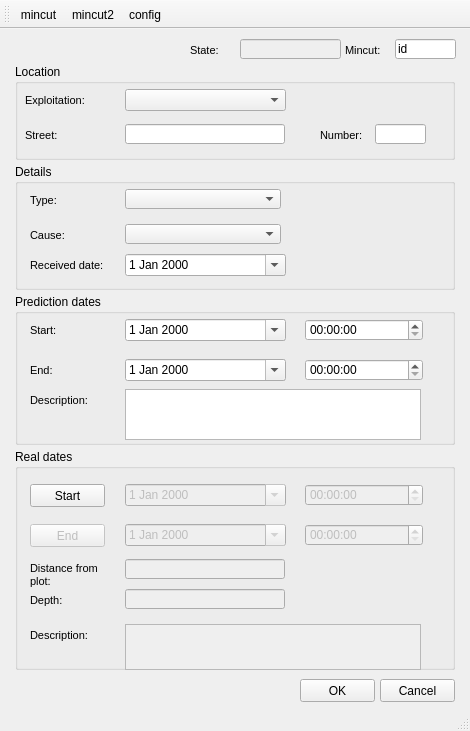
The window that ui/mincut.ui (Giswater/giswater_qgis_plugin) describes before a commit, drawn with Qt 5.
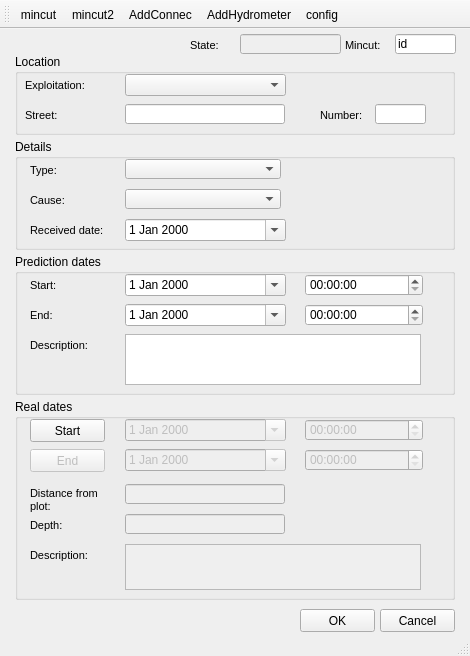
The same window after the commit. Icons and pictures are not drawn.

Diff of the .ui file:
```diff
--- a/ui/mincut.ui
+++ b/ui/mincut.ui
@@ -7,7 +7,7 @@
     <x>0</x>
     <y>0</y>
     <width>470</width>
-    <height>731</height>
+    <height>656</height>
    </rect>
   </property>
   <property name="windowTitle">
@@ -18,7 +18,7 @@
     <property name="geometry">
      <rect>
       <x>345</x>
-      <y>10</y>
+      <y>5</y>
       <width>51</width>
       <height>22</height>
      </rect>
@@ -54,7 +54,7 @@
     <property name="geometry">
      <rect>
       <x>395</x>
-      <y>10</y>
+      <y>5</y>
       <width>61</width>
       <height>20</height>
      </rect>
@@ -67,9 +67,9 @@
     <property name="geometry">
      <rect>
       <x>15</x>
-      <y>35</y>
+      <y>25</y>
       <width>440</width>
-      <height>96</height>
+      <height>81</height>
      </rect>
     </property>
     <property name="title">
@@ -79,7 +79,7 @@
      <property name="geometry">
       <rect>
        <x>360</x>
-       <y>60</y>
+       <y>50</y>
        <width>51</width>
        <height>20</height>
       </rect>
@@ -92,7 +92,7 @@
      <property name="geometry">
       <rect>
        <x>10</x>
-       <y>60</y>
+       <y>50</y>
        <width>90</width>
        <height>22</height>
       </rect>
@@ -128,7 +128,7 @@
      <property name="geometry">
       <rect>
        <x>305</x>
-       <y>60</y>
+       <y>50</y>
        <width>51</width>
        <height>22</height>
       </rect>
@@ -164,7 +164,7 @@
      <property name="geometry">
       <rect>
        <x>110</x>
-       <y>60</y>
+       <y>50</y>
        <width>160</width>
        <height>20</height>
       </rect>
@@ -177,7 +177,7 @@
      <property name="geometry">
       <rect>
        <x>10</x>
-       <y>25</y>
+       <y>20</y>
        <width>90</width>
        <height>22</height>
       </rect>
@@ -213,7 +213,7 @@
      <property name="geometry">
       <rect>
        <x>110</x>
-       <y>25</y>
+       <y>20</y>
        <width>161</width>
        <height>22</height>
       </rect>
@@ -224,9 +224,9 @@
     <property name="geometry">
      <rect>
       <x>15</x>
-      <y>265</y>
+      <y>225</y>
       <width>440</width>
-      <height>151</height>
+      <height>141</height>
      </rect>
     </property>
     <property name="title">
@@ -236,7 +236,7 @@
      <property name="geometry">
       <rect>
        <x>15</x>
-       <y>65</y>
+       <y>50</y>
        <width>90</width>
        <height>22</height>
       </rect>
@@ -269,7 +269,7 @@
      <property name="geometry">
       <rect>
        <x>110</x>
-       <y>65</y>
+       <y>50</y>
        <width>161</width>
        <height>22</height>
       </rect>
@@ -282,7 +282,7 @@
      <property name="geometry">
       <rect>
        <x>15</x>
-       <y>25</y>
+       <y>20</y>
        <width>90</width>
        <height>22</height>
       </rect>
@@ -315,7 +315,7 @@
      <property name="geometry">
       <rect>
        <x>290</x>
-       <y>65</y>
+       <y>50</y>
        <width>118</width>
        <height>22</height>
       </rect>
@@ -325,7 +325,7 @@
      <property name="geometry">
       <rect>
        <x>110</x>
-       <y>25</y>
+       <y>20</y>
        <width>161</width>
        <height>22</height>
       </rect>
@@ -338,7 +338,7 @@
      <property name="geometry">
       <rect>
        <x>290</x>
-       <y>25</y>
+       <y>20</y>
        <width>118</width>
        <height>22</height>
       </rect>
@@ -348,7 +348,7 @@
      <property name="geometry">
       <rect>
        <x>110</x>
-       <y>95</y>
+       <y>80</y>
        <width>296</width>
        <height>51</height>
       </rect>
@@ -358,7 +358,7 @@
      <property name="geometry">
       <rect>
        <x>15</x>
-       <y>95</y>
+       <y>80</y>
        <width>90</width>
        <height>22</height>
       </rect>
@@ -392,9 +392,9 @@
     <property name="geometry">
      <rect>
       <x>15</x>
-      <y>420</y>
+      <y>370</y>
       <width>440</width>
-      <height>221</height>
+      <height>201</height>
      </rect>
     </property>
     <property name="title">
@@ -407,7 +407,7 @@
      <property name="geometry">
       <rect>
        <x>110</x>
-       <y>75</y>
+       <y>50</y>
        <width>161</width>
        <height>22</height>
       </rect>
@@ -423,7 +423,7 @@
      <property name="geometry">
       <rect>
        <x>290</x>
-       <y>75</y>
+       <y>50</y>
        <width>118</width>
        <height>22</height>
       </rect>
@@ -436,7 +436,7 @@
      <property name="geometry">
       <rect>
        <x>110</x>
-       <y>35</y>
+       <y>20</y>
        <width>161</width>
        <height>22</height>
       </rect>
@@ -452,7 +452,7 @@
      <property name="geometry">
       <rect>
        <x>290</x>
-       <y>35</y>
+       <y>20</y>
        <width>118</width>
        <height>22</height>
       </rect>
@@ -462,7 +462,7 @@
      <property name="geometry">
       <rect>
        <x>15</x>
-       <y>35</y>
+       <y>20</y>
        <width>75</width>
        <height>23</height>
       </rect>
@@ -478,7 +478,7 @@
      <property name="geometry">
       <rect>
        <x>15</x>
-       <y>75</y>
+       <y>50</y>
        <width>75</width>
        <height>23</height>
       </rect>
@@ -494,7 +494,7 @@
      <property name="geometry">
       <rect>
        <x>110</x>
-       <y>110</y>
+       <y>85</y>
        <width>160</width>
        <height>20</height>
       </rect>
@@ -507,7 +507,7 @@
      <property name="geometry">
       <rect>
        <x>15</x>
-       <y>110</y>
+       <y>85</y>
        <width>90</width>
        <height>31</height>
       </rect>
@@ -549,7 +549,7 @@
      <property name="geometry">
       <rect>
        <x>110</x>
-       <y>140</y>
+       <y>115</y>
        <width>160</width>
        <height>20</height>
       </rect>
@@ -562,7 +562,7 @@
      <property name="geometry">
       <rect>
        <x>15</x>
-       <y>140</y>
+       <y>115</y>
        <width>90</width>
        <height>22</height>
       </rect>
@@ -601,7 +601,7 @@
      <property name="geometry">
       <rect>
        <x>110</x>
-       <y>175</y>
+       <y>145</y>
        <width>296</width>
        <height>46</height>
       </rect>
@@ -611,7 +611,7 @@
      <property name="geometry">
       <rect>
        <x>15</x>
-       <y>175</y>
+       <y>145</y>
        <width>90</width>
        <height>22</height>
       </rect>
@@ -645,9 +645,9 @@
     <property name="geometry">
      <rect>
       <x>15</x>
-      <y>135</y>
+      <y>110</y>
       <width>440</width>
-      <height>126</height>
+      <height>111</height>
      </rect>
     </property>
     <property name="title">
@@ -657,7 +657,7 @@
      <property name="geometry">
       <rect>
        <x>15</x>
-       <y>60</y>
+       <y>50</y>
        <width>90</width>
        <height>22</height>
       </rect>
@@ -693,7 +693,7 @@
      <property name="geometry">
       <rect>
        <x>110</x>
-       <y>25</y>
+       <y>20</y>
        <width>156</width>
        <height>20</height>
       </rect>
@@ -703,7 +703,7 @@
      <property name="geometry">
       <rect>
        <x>15</x>
-       <y>25</y>
+       <y>20</y>
        <width>90</width>
        <height>22</height>
       </rect>
@@ -739,7 +739,7 @@
      <property name="geometry">
       <rect>
        <x>110</x>
-       <y>60</y>
+       <y>50</y>
        <width>156</width>
        <height>20</height>
       </rect>
@@ -749,7 +749,7 @@
      <property name="geometry">
       <rect>
        <x>15</x>
-       <y>90</y>
+       <y>80</y>
        <width>90</width>
        <height>22</height>
       </rect>
@@ -785,7 +785,7 @@
      <property name="geometry">
       <rect>
        <x>110</x>
-       <y>90</y>
+       <y>80</y>
        <width>161</width>
        <height>22</height>
       </rect>
@@ -799,7 +799,7 @@
     <property name="geometry">
      <rect>
       <x>190</x>
-      <y>10</y>
+      <y>5</y>
       <width>90</width>
       <height>22</height>
      </rect>
@@ -838,7 +838,7 @@
     <property name="geometry">
      <rect>
       <x>240</x>
-      <y>10</y>
+      <y>5</y>
       <width>101</width>
       <height>20</height>
      </rect>
@@ -851,7 +851,7 @@
     <property name="geometry">
      <rect>
       <x>380</x>
-      <y>650</y>
+      <y>580</y>
       <width>75</width>
       <height>23</height>
      </rect>
@@ -864,7 +864,7 @@
     <property name="geometry">
      <rect>
       <x>300</x>
-      <y>650</y>
+      <y>580</y>
       <width>75</width>
       <height>23</height>
      </rect>
@@ -893,6 +893,8 @@
    </attribute>
    <addaction name="actionMincut"/>
    <addaction name="actionMincut2"/>
+   <addaction name="actionAddConnec"/>
+   <addaction name="actionAddHydrometer"/>
    <addaction name="actionConfig"/>
   </widget>
   <action name="actionConfig">
@@ -925,6 +927,24 @@
     <string>mincut2</string>
    </property>
   </action>
+  <action name="actionAddConnec">
+   <property name="icon">
+    <iconset>
+     <normaloff>../icons/121.png</normaloff>../icons/121.png</iconset>
+   </property>
+   <property name="text">
+    <string>AddConnec</string>
+   </property>
+  </action>
+  <action name="actionAddHydrometer">
+   <property name="icon">
+    <iconset>
+     <normaloff>../icons/122.png</normaloff>../icons/122.png</iconset>
+   </property>
+   <property name="text">
+    <string>AddHydrometer</string>
+   </property>
+  </action>
  </widget>
  <resources/>
  <connections/>
```
Left out of the diff: 4 changed lines with no effect on the pictures.
